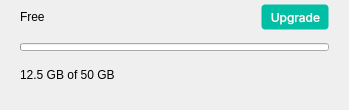
Qt form src/MEGASync/transfers/gui/win/TransfersAccountInfoWidget.ui (meganz/MEGAsync) before a commit.
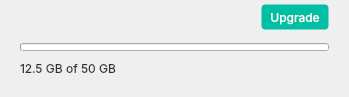
The same form after that commit. Custom widgets are drawn as their Qt base class.

Commit message: Update transfer manager UI and transfers account info widget UI.

What changed in the file:
```diff
--- a/src/MEGASync/transfers/gui/win/TransfersAccountInfoWidget.ui
+++ b/src/MEGASync/transfers/gui/win/TransfersAccountInfoWidget.ui
@@ -7,7 +7,7 @@
     <x>0</x>
     <y>0</y>
     <width>349</width>
-    <height>110</height>
+    <height>97</height>
    </rect>
   </property>
   <property name="windowTitle">
@@ -28,14 +28,20 @@
 {
 	font-family: Inter;
 	font-size: 12px;
-	line-height: 18px;
+	line-height: 16px;
 	border: 1px solid #0000001A;
 	border-radius: 4px;
 	color: #FFFFFF;
-	padding: 4px 8px;
+	padding: 0px 8px;
 	background-color:  #00BFA5;
-	image-position: left;
-	text-align: right;
+}
+
+#lStorage
+{
+	font-family: Inter;
+	font-size: 12px;
+	line-height: 18px;
+	color: #303233;
 }
 
 #bUpgrade::hover
@@ -55,7 +61,7 @@
   </property>
   <layout class="QVBoxLayout" name="verticalLayout">
    <property name="spacing">
-    <number>16</number>
+    <number>13</number>
    </property>
    <property name="leftMargin">
     <number>0</number>
@@ -87,14 +93,60 @@
       <number>20</number>
      </property>
      <item>
+      <widget class="QWidget" name="wTop" native="true">
+       <property name="sizePolicy">
+        <sizepolicy hsizetype="Preferred" vsizetype="Preferred">
+         <horstretch>0</horstretch>
+         <verstretch>0</verstretch>
+        </sizepolicy>
+       </property>
+       <property name="minimumSize">
+        <size>
+         <width>0</width>
+         <height>26</height>
+        </size>
+       </property>
+       <property name="maximumSize">
+        <size>
+         <width>16777215</width>
+         <height>26</height>
+        </size>
+       </property>
       <layout class="QHBoxLayout" name="hlTop">
        <property name="spacing">
         <number>0</number>
        </property>
+        <property name="leftMargin">
+         <number>0</number>
+        </property>
+        <property name="topMargin">
+         <number>0</number>
+        </property>
+        <property name="rightMargin">
+         <number>0</number>
+        </property>
+        <property name="bottomMargin">
+         <number>0</number>
+        </property>
        <item>
-        <widget class="QLabel" name="lAccountType">
-         <property name="text">
-          <string>Free</string>
+         <widget class="AccountTypeWidget" name="wAccountType" native="true">
+          <property name="sizePolicy">
+           <sizepolicy hsizetype="Preferred" vsizetype="Preferred">
+            <horstretch>0</horstretch>
+            <verstretch>0</verstretch>
+           </sizepolicy>
+          </property>
+          <property name="minimumSize">
+           <size>
+            <width>0</width>
+            <height>0</height>
+           </size>
+          </property>
+          <property name="maximumSize">
+           <size>
+            <width>16777215</width>
+            <height>16777215</height>
+           </size>
          </property>
         </widget>
        </item>
@@ -113,6 +165,12 @@
        </item>
        <item>
         <widget class="QPushButton" name="bUpgrade">
+          <property name="sizePolicy">
+           <sizepolicy hsizetype="Preferred" vsizetype="Fixed">
+            <horstretch>0</horstretch>
+            <verstretch>0</verstretch>
+           </sizepolicy>
+          </property>
          <property name="minimumSize">
           <size>
            <width>0</width>
@@ -134,12 +192,44 @@
         </widget>
        </item>
       </layout>
+      </widget>
      </item>
      <item>
+      <widget class="QWidget" name="wBottom" native="true">
+       <property name="sizePolicy">
+        <sizepolicy hsizetype="Preferred" vsizetype="Fixed">
+         <horstretch>0</horstretch>
+         <verstretch>0</verstretch>
+        </sizepolicy>
+       </property>
+       <property name="minimumSize">
+        <size>
+         <width>0</width>
+         <height>34</height>
+        </size>
+       </property>
+       <property name="maximumSize">
+        <size>
+         <width>16777215</width>
+         <height>34</height>
+        </size>
+       </property>
       <layout class="QVBoxLayout" name="vlStorage">
        <property name="spacing">
         <number>8</number>
        </property>
+        <property name="leftMargin">
+         <number>0</number>
+        </property>
+        <property name="topMargin">
+         <number>0</number>
+        </property>
+        <property name="rightMargin">
+         <number>0</number>
+        </property>
+        <property name="bottomMargin">
+         <number>0</number>
+        </property>
        <item>
         <widget class="QProgressBar" name="pbStorage">
          <property name="minimumSize">
@@ -164,17 +254,44 @@
        </item>
        <item>
         <widget class="QLabel" name="lStorage">
+          <property name="sizePolicy">
+           <sizepolicy hsizetype="Preferred" vsizetype="Fixed">
+            <horstretch>0</horstretch>
+            <verstretch>0</verstretch>
+           </sizepolicy>
+          </property>
+          <property name="minimumSize">
+           <size>
+            <width>0</width>
+            <height>18</height>
+           </size>
+          </property>
+          <property name="maximumSize">
+           <size>
+            <width>16777215</width>
+            <height>18</height>
+           </size>
+          </property>
          <property name="text">
           <string>12.5 GB of 50 GB</string>
          </property>
         </widget>
        </item>
       </layout>
+      </widget>
      </item>
     </layout>
    </item>
   </layout>
  </widget>
+ <customwidgets>
+  <customwidget>
+   <class>AccountTypeWidget</class>
+   <extends>QWidget</extends>
+   <header location="global">AccountTypeWidget.h</header>
+   <container>1</container>
+  </customwidget>
+ </customwidgets>
  <resources/>
  <connections/>
 </ui>
```
Left out of the diff: 3 changed lines with no effect on the pictures. Lines whose indentation alone changed are shown as unchanged. The commit also changes 1 other file.
